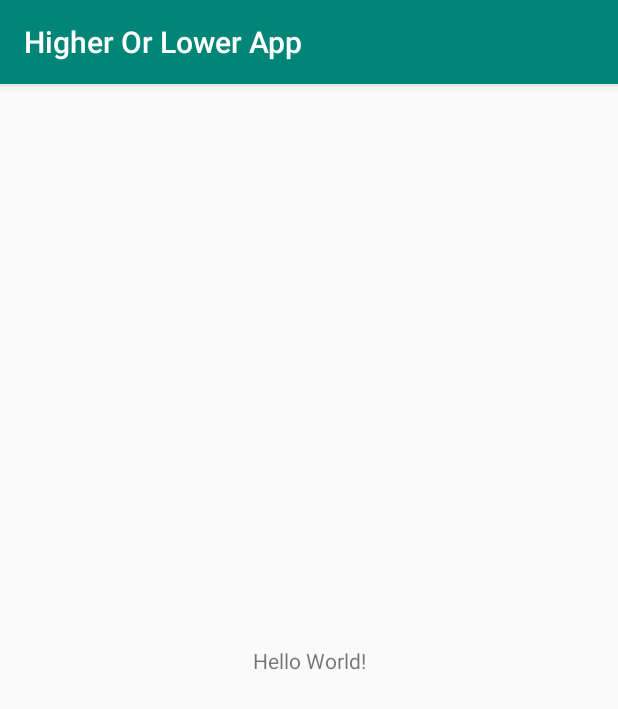
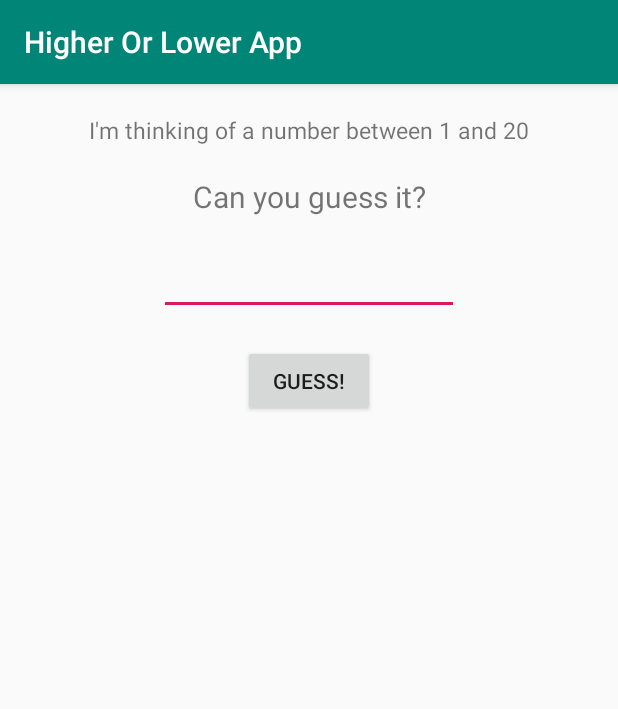
Before and after one commit to woony91/HigherOrLower, an Android app: the screen it shows after launch (MainActivity), on a phone screen of 412 x 824 dp. Shown: the top 709 px of the screen. Run offline under Robolectric (Android 15) with nearby library versions, the phone set to English and light mode, and no system bars.

Commit message:
finish the app

```diff
--- a/app/src/main/java/com/example/higherorlowerapp/MainActivity.java
+++ b/app/src/main/java/com/example/higherorlowerapp/MainActivity.java
@@ -3,8 +3,29 @@ package com.example.higherorlowerapp;
 import androidx.appcompat.app.AppCompatActivity;
 
 import android.os.Bundle;
+import android.util.Log;
+import android.view.View;
+import android.widget.EditText;
+import android.widget.Toast;
 
 public class MainActivity extends AppCompatActivity {
+
+    public void guessFunction(View view){
+        Log.i("Info", "Button is clicked!");
+
+        EditText et_guess = (EditText) findViewById(R.id.et_guess);
+        String currentGuess = et_guess.getText().toString();
+        int currentGuessNumber = (int) Double.parseDouble(currentGuess);
+        Log.i("Guessed Number", String.valueOf(currentGuessNumber));
+
+        if (currentGuessNumber == 13){
+            Toast.makeText(this, "You got it!", Toast.LENGTH_SHORT).show();
+        } else if (currentGuessNumber > 13){
+            Toast.makeText(this, "Guess lower", Toast.LENGTH_SHORT).show();
+        } else {
+            Toast.makeText(this, "Guess higher", Toast.LENGTH_SHORT).show();
+        }
+    }
 
     @Override
     protected void onCreate(Bundle savedInstanceState) {
--- a/app/src/main/res/layout/activity_main.xml
+++ b/app/src/main/res/layout/activity_main.xml
@@ -7,12 +7,48 @@
     tools:context=".MainActivity">
 
     <TextView
+        android:id="@+id/tv_intro"
         android:layout_width="wrap_content"
         android:layout_height="wrap_content"
-        android:text="Hello World!"
-        app:layout_constraintBottom_toBottomOf="parent"
-        app:layout_constraintLeft_toLeftOf="parent"
-        app:layout_constraintRight_toRightOf="parent"
+        android:layout_marginTop="20dp"
+        android:text="I'm thinking of a number between 1 and 20"
+        android:textSize="15sp"
+        app:layout_constraintEnd_toEndOf="parent"
+        app:layout_constraintStart_toStartOf="parent"
         app:layout_constraintTop_toTopOf="parent" />
 
+    <TextView
+        android:id="@+id/tv_guess"
+        android:layout_width="wrap_content"
+        android:layout_height="wrap_content"
+        android:layout_marginTop="20dp"
+        android:text="Can you guess it?"
+        android:textSize="20sp"
+        app:layout_constraintBottom_toTopOf="@id/et_guess"
+        app:layout_constraintEnd_toEndOf="parent"
+        app:layout_constraintStart_toStartOf="parent"
+        app:layout_constraintTop_toBottomOf="@id/tv_intro" />
+
+    <EditText
+        android:id="@+id/et_guess"
+        android:layout_width="200dp"
+        android:layout_height="wrap_content"
+        android:layout_marginTop="20dp"
+        android:inputType="number"
+        app:layout_constraintEnd_toEndOf="parent"
+        app:layout_constraintStart_toStartOf="parent"
+        app:layout_constraintTop_toBottomOf="@id/tv_guess" />
+
+    <Button
+        android:id="@+id/bt_guess"
+        android:layout_width="wrap_content"
+        android:layout_height="wrap_content"
+        android:layout_marginTop="20dp"
+        android:onClick="guessFunction"
+        android:text="Guess!"
+        app:layout_constraintEnd_toEndOf="parent"
+        app:layout_constraintStart_toStartOf="parent"
+        app:layout_constraintTop_toBottomOf="@id/et_guess" />
+
+
 </androidx.constraintlayout.widget.ConstraintLayout>
```
Also changed, not shown: 5 other files.
